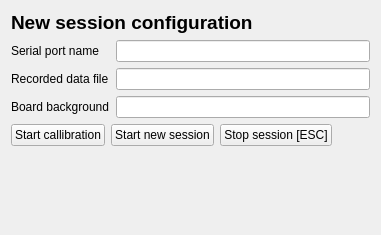
Old version of the form mainwindow.ui in the repository ntrfrnc/eye-tracker.
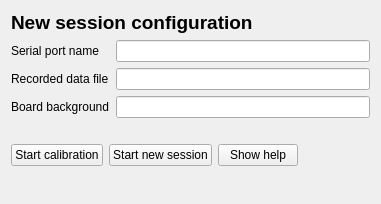
New version of the form.

Patch:
```diff
--- a/mainwindow.ui
+++ b/mainwindow.ui
@@ -7,7 +7,7 @@
     <x>0</x>
     <y>0</y>
     <width>381</width>
-    <height>235</height>
+    <height>204</height>
    </rect>
   </property>
   <property name="contextMenuPolicy">
@@ -78,12 +78,28 @@
       </item>
      </layout>
     </item>
+    <item>
+     <spacer name="verticalSpacer_2">
+      <property name="orientation">
+       <enum>Qt::Vertical</enum>
+      </property>
+      <property name="sizeType">
+       <enum>QSizePolicy::Fixed</enum>
+      </property>
+      <property name="sizeHint" stdset="0">
+       <size>
+        <width>20</width>
+        <height>20</height>
+       </size>
+      </property>
+     </spacer>
+    </item>
     <item>
      <layout class="QHBoxLayout" name="horizontalLayout">
       <item>
        <widget class="QPushButton" name="startCallibrationPushButton">
         <property name="text">
-         <string>Start callibration</string>
+         <string>Start calibration</string>
         </property>
        </widget>
       </item>
@@ -109,7 +125,7 @@
          </size>
         </property>
         <property name="text">
-         <string>Stop session [ESC]</string>
+         <string>Show help</string>
         </property>
        </widget>
       </item>
@@ -136,7 +152,7 @@
       <property name="sizeHint" stdset="0">
        <size>
         <width>20</width>
-        <height>40</height>
+        <height>0</height>
        </size>
       </property>
      </spacer>
```
